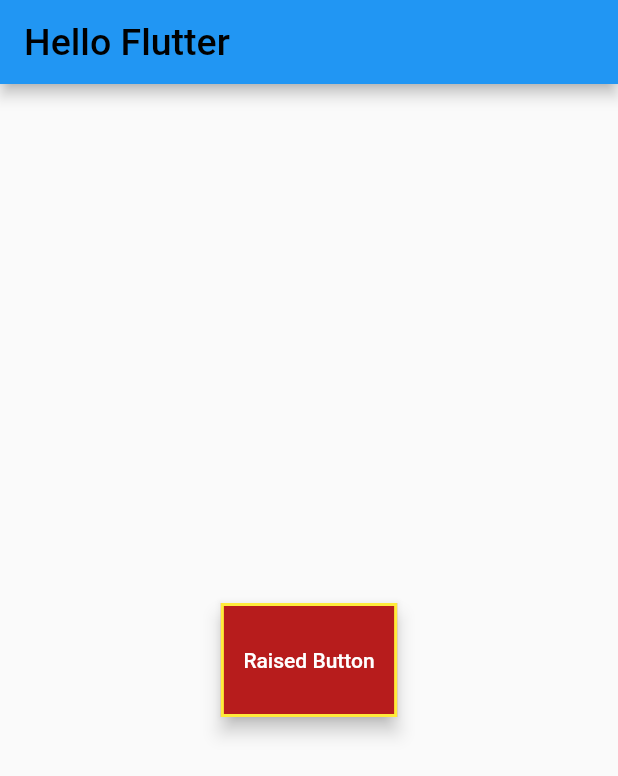
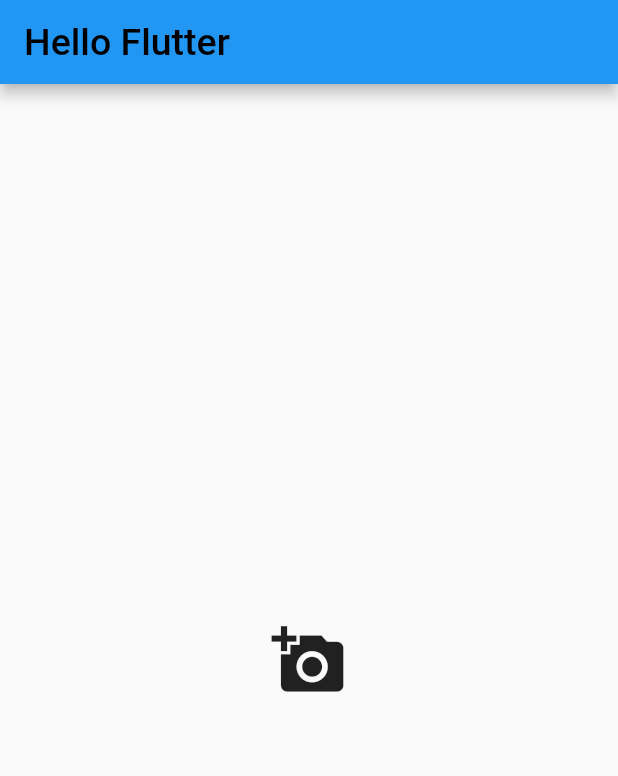
Before and after one commit to MrQureshi/myflutterapp, a Flutter app: the screen it shows after launch, on a phone screen of 412 x 824 dp. Shown: the top 776 px of the screen. Run offline on Flutter 3.47's test engine with Material 2 defaults, Android fonts, the phone set to English and light mode, and no system bars.

Commit message:
iconButton, MaterialButton, RaisedButton, FlatButton

```diff
--- a/lib/main.dart
+++ b/lib/main.dart
@@ -18,18 +18,41 @@ class funStartApp extends StatelessWidget {
                 style: TextStyle(fontSize: 25, color: Colors.black)),
           ),
           body: Center(
-              child: RaisedButton(
-            onPressed: () {},
-            textColor: Colors.white,
-            color: Colors.red[900],
-            splashColor: Colors.cyan,
-            highlightColor: Colors.black,
-            elevation: 5,
-            highlightElevation: 20,
-            shape: Border.all(width: 2, color: Colors.yellow),
-            padding: EdgeInsets.symmetric(vertical: 30, horizontal: 15),
-            child: Text("Raised Button"),
-          )
+              child: IconButton(
+                  onPressed: () {},
+                  icon: Icon(Icons.add_a_photo),
+                  iconSize: 50.0,
+                  splashColor: Colors.blue,
+                  tooltip: "Add a photo")
+
+              //  MaterialButton(
+              //     color: Colors.red[400],
+              //     height: 40.0,
+              //     minWidth: 200.0,
+              //     splashColor: Colors.green[400],
+              //     onPressed: () {},
+              //     child: Text("Material Button"),
+              //     // shape: RoundedRectangleBorder(
+              //     //     borderRadius: BorderRadius.circular(15.0)
+              //     //     ),
+              //     shape: Border.all(
+              //       color: Colors.red[800],
+              //       width: 5.0
+              //       )
+              //     )
+
+              //     RaisedButton(
+              //   onPressed: () {},
+              //   textColor: Colors.white,
+              //   color: Colors.red[900],
+              //   splashColor: Colors.cyan,
+              //   highlightColor: Colors.black,
+              //   elevation: 5,
+              //   highlightElevation: 20,
+              //   shape: Border.all(width: 2, color: Colors.yellow),
+              //   padding: EdgeInsets.symmetric(vertical: 30, horizontal: 15),
+              //   child: Text("Raised Button"),
+              // )
 
               //     FlatButton(
               //   splashColor: Colors.cyan,
```
